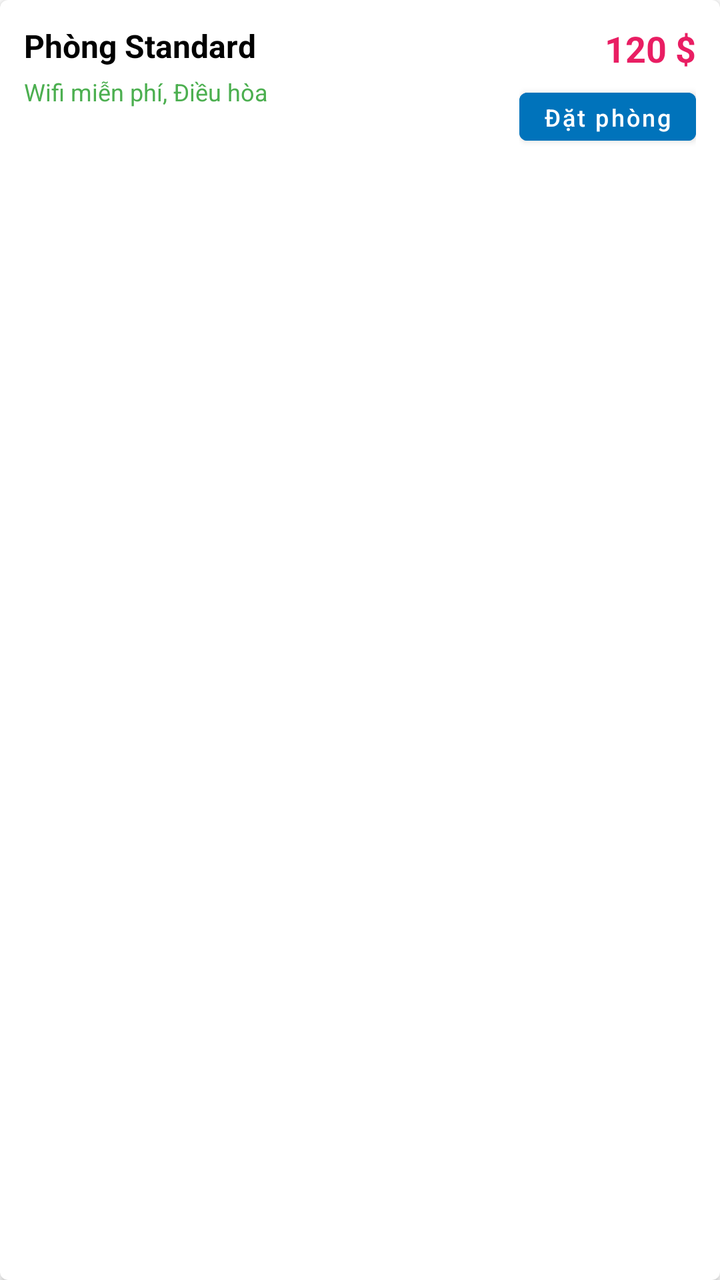
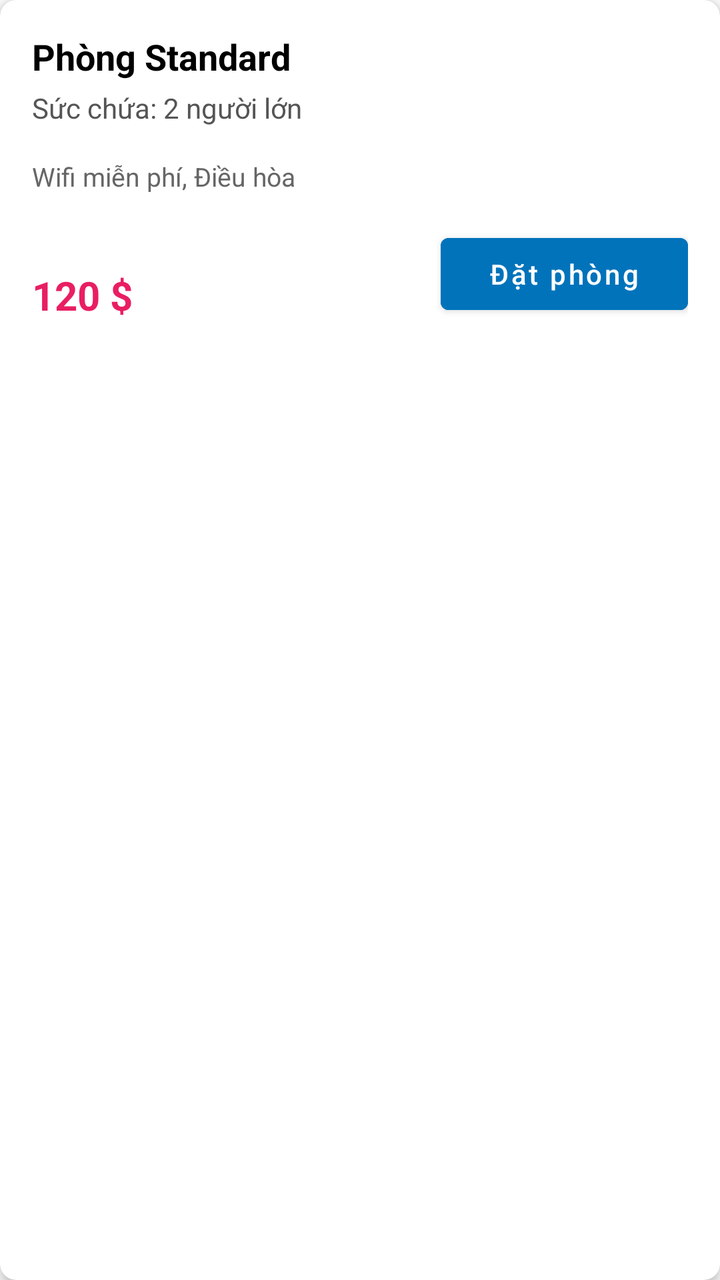

An Android layout rendered at two revisions. The XML below is the earlier revision; the diff shows what the commit changed to produce the second picture.
<!-- AndroidManifest.xml: application theme Theme.AndroidApp -->
<!-- res/layout/item_room.xml -->
<?xml version="1.0" encoding="utf-8"?>
<androidx.cardview.widget.CardView xmlns:android="http://schemas.android.com/apk/res/android"
    xmlns:app="http://schemas.android.com/apk/res-auto"
    android:layout_width="match_parent"
    android:layout_height="wrap_content"
    android:layout_marginVertical="4dp"
    app:cardCornerRadius="4dp"
    app:cardElevation="2dp">

    <LinearLayout
        android:layout_width="match_parent"
        android:layout_height="wrap_content"
        android:orientation="horizontal"
        android:padding="12dp">

        <LinearLayout
            android:layout_width="0dp"
            android:layout_height="wrap_content"
            android:layout_weight="1"
            android:orientation="vertical">

            <TextView
                android:id="@+id/tvRoomName"
                android:layout_width="wrap_content"
                android:layout_height="wrap_content"
                android:text="Phòng Standard"
                android:textColor="@android:color/black"
                android:textSize="16sp"
                android:textStyle="bold" />

            <TextView
                android:id="@+id/tvRoomAmenities"
                android:layout_width="wrap_content"
                android:layout_height="wrap_content"
                android:layout_marginTop="4dp"
                android:text="Wifi miễn phí, Điều hòa"
                android:textSize="12sp"
                android:textColor="#4CAF50"/>
        </LinearLayout>

        <LinearLayout
            android:layout_width="wrap_content"
            android:layout_height="wrap_content"
            android:gravity="end"
            android:orientation="vertical">

            <TextView
                android:id="@+id/tvRoomPrice"
                android:layout_width="wrap_content"
                android:layout_height="wrap_content"
                android:text="120 $"
                android:textColor="#E91E63"
                android:textSize="18sp"
                android:textStyle="bold" />

            <Button
                android:id="@+id/btnBook"
                android:layout_width="wrap_content"
                android:layout_height="36dp"
                android:layout_marginTop="4dp"
                android:backgroundTint="#0073BB"
                android:paddingHorizontal="12dp"
                android:text="Đặt phòng"
                android:textAllCaps="false"
                android:textSize="12sp" />
        </LinearLayout>
    </LinearLayout>
</androidx.cardview.widget.CardView>
<!-- resources referenced by this layout -->
<resources>
  <style name="Theme.AndroidApp" parent="Theme.MaterialComponents.Light.NoActionBar">
          <item name="colorPrimary">#0073BB</item>
          <item name="colorPrimaryVariant">#005A9E</item>
          <item name="colorOnPrimary">@android:color/white</item>
          <item name="android:statusBarColor">#0073BB</item>
      </style>
</resources>

<!-- the commit's change to res/layout/item_room.xml (unified diff, before → after) -->
@@ -3,66 +3,154 @@
     xmlns:app="http://schemas.android.com/apk/res-auto"
     android:layout_width="match_parent"
     android:layout_height="wrap_content"
-    android:layout_marginVertical="4dp"
-    app:cardCornerRadius="4dp"
-    app:cardElevation="2dp">
+    android:layout_marginVertical="8dp"
+    app:cardCornerRadius="8dp"
+    app:cardElevation="4dp">
 
     <LinearLayout
         android:layout_width="match_parent"
         android:layout_height="wrap_content"
-        android:orientation="horizontal"
-        android:padding="12dp">
+        android:orientation="vertical">
+
+        
+        <HorizontalScrollView
+            android:id="@+id/hsvRoomImages"
+            android:layout_width="match_parent"
+            android:layout_height="180dp"
+            android:scrollbars="none"
+            android:visibility="gone">
+            <LinearLayout
+                android:id="@+id/layoutRoomImages"
+                android:layout_width="wrap_content"
+                android:layout_height="match_parent"
+                android:orientation="horizontal" />
+        </HorizontalScrollView>
 
         <LinearLayout
-            android:layout_width="0dp"
+            android:layout_width="match_parent"
             android:layout_height="wrap_content"
-            android:layout_weight="1"
-            android:orientation="vertical">
+            android:orientation="vertical"
+            android:padding="16dp">
 
             <TextView
                 android:id="@+id/tvRoomName"
-                android:layout_width="wrap_content"
+                android:layout_width="match_parent"
                 android:layout_height="wrap_content"
                 android:text="Phòng Standard"
                 android:textColor="@android:color/black"
-                android:textSize="16sp"
+                android:textSize="18sp"
                 android:textStyle="bold" />
+                
+            <TextView
+                android:id="@+id/tvOccupancy"
+                android:layout_width="match_parent"
+                android:layout_height="wrap_content"
+                android:text="Sức chứa: 2 người lớn"
+                android:textSize="14sp"
+                android:textColor="#555555"
+                android:layout_marginTop="4dp" />
+
+            
+            <LinearLayout
+                android:id="@+id/layoutBadges"
+                android:layout_width="match_parent"
+                android:layout_height="wrap_content"
+                android:orientation="vertical"
+                android:layout_marginTop="8dp">
+
+                <TextView
+                    android:id="@+id/tvBreakfastBadge"
+                    android:layout_width="wrap_content"
+                    android:layout_height="wrap_content"
+                    android:text="☕ Bao gồm ăn sáng"
+                    android:textColor="#2E7D32"
+                    android:textSize="12sp"
+                    android:textStyle="bold"
+                    android:padding="4dp"
+                    android:background="#E8F5E9"
+                    android:layout_marginBottom="4dp"
+                    android:visibility="gone" />
+
+                <TextView
+                    android:id="@+id/tvCancellationBadge"
+                    android:layout_width="wrap_content"
+                    android:layout_height="wrap_content"
+                    android:text="✓ Miễn phí hủy"
+                    android:textColor="#2E7D32"
+                    android:textSize="12sp"
+                    android:textStyle="bold"
+                    android:padding="4dp"
+                    android:background="#E8F5E9"
+                    android:layout_marginBottom="4dp"
+                    android:visibility="gone" />
+                    
+                <TextView
+                    android:id="@+id/tvRemainBadge"
+                    android:layout_width="wrap_content"
+                    android:layout_height="wrap_content"
+                    android:text="🔥 Chỉ còn 1 phòng!"
+                    android:textColor="#C62828"
+                    android:textSize="12sp"
+                    android:textStyle="bold"
+                    android:padding="4dp"
+                    android:background="#FFEBEE"
+                    android:layout_marginBottom="4dp"
+                    android:visibility="gone" />
+            </LinearLayout>
 
             <TextView
                 android:id="@+id/tvRoomAmenities"
                 android:layout_width="wrap_content"
                 android:layout_height="wrap_content"
-                android:layout_marginTop="4dp"
+                android:layout_marginTop="8dp"
                 android:text="Wifi miễn phí, Điều hòa"
-                android:textSize="12sp"
-                android:textColor="#4CAF50"/>
-        </LinearLayout>
+                android:textSize="13sp"
+                android:textColor="#666666"/>
 
-        <LinearLayout
-            android:layout_width="wrap_content"
-            android:layout_height="wrap_content"
-            android:gravity="end"
-            android:orientation="vertical">
+            <LinearLayout
+                android:layout_width="match_parent"
+                android:layout_height="wrap_content"
+                android:orientation="horizontal"
+                android:gravity="bottom"
+                android:layout_marginTop="16dp">
 
-            <TextView
-                android:id="@+id/tvRoomPrice"
-                android:layout_width="wrap_content"
-                android:layout_height="wrap_content"
-                android:text="120 $"
-                android:textColor="#E91E63"
-                android:textSize="18sp"
-                android:textStyle="bold" />
+                <LinearLayout
+                    android:layout_width="0dp"
+                    android:layout_height="wrap_content"
+                    android:layout_weight="1"
+                    android:orientation="vertical">
 
-            <Button
-                android:id="@+id/btnBook"
-                android:layout_width="wrap_content"
-                android:layout_height="36dp"
-                android:layout_marginTop="4dp"
-                android:backgroundTint="#0073BB"
-                android:paddingHorizontal="12dp"
-                android:text="Đặt phòng"
-                android:textAllCaps="false"
-                android:textSize="12sp" />
+                    <TextView
+                        android:id="@+id/tvOriginalPrice"
+                        android:layout_width="wrap_content"
+                        android:layout_height="wrap_content"
+                        android:text="150 $"
+                        android:textColor="#999999"
+                        android:textSize="14sp"
+                        android:visibility="gone" />
+
+                    <TextView
+                        android:id="@+id/tvRoomPrice"
+                        android:layout_width="wrap_content"
+                        android:layout_height="wrap_content"
+                        android:text="120 $"
+                        android:textColor="#E91E63"
+                        android:textSize="20sp"
+                        android:textStyle="bold" />
+
+                </LinearLayout>
+
+                <Button
+                    android:id="@+id/btnBook"
+                    android:layout_width="wrap_content"
+                    android:layout_height="wrap_content"
+                    android:backgroundTint="#0073BB"
+                    android:paddingHorizontal="24dp"
+                    android:text="Đặt phòng"
+                    android:textAllCaps="false"
+                    android:textSize="14sp" />
+            </LinearLayout>
+
         </LinearLayout>
     </LinearLayout>
 </androidx.cardview.widget.CardView>
